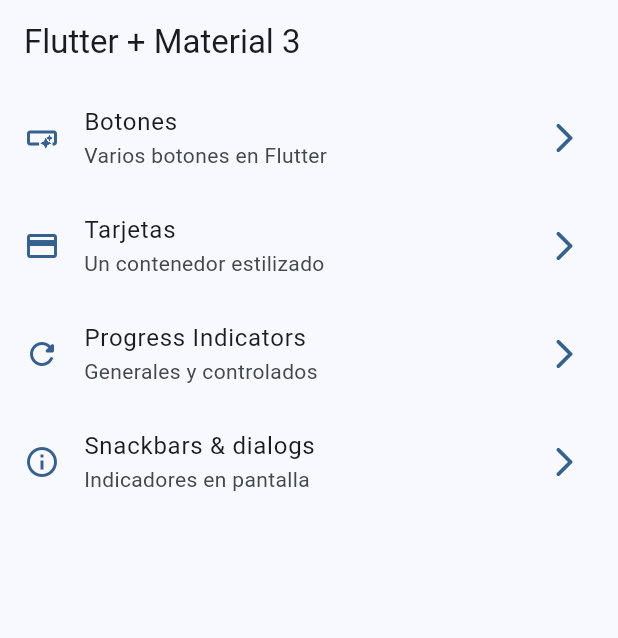
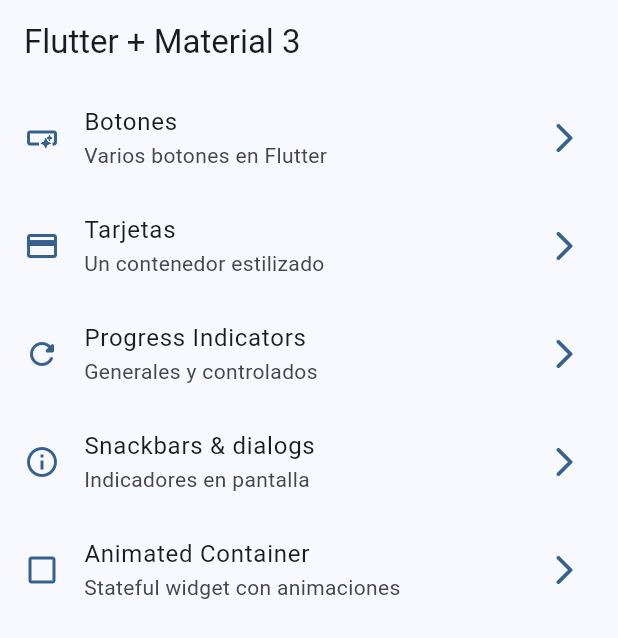
Before and after one commit to Javernaver/widgets-app, a Flutter app: the screen it shows after launch, on a phone screen of 412 x 824 dp. Shown: the top 638 px of the screen. Run offline on Flutter 3.47's test engine with Material 2 defaults, Android fonts, the phone set to English and light mode, and no system bars; our stand-ins replace go_router.

Commit message:
animated container

```diff
--- a/lib/config/menu/menu_items.dart
+++ b/lib/config/menu/menu_items.dart
@@ -39,4 +39,10 @@ const appMenuItems = <MenuItem>[
     link: '/snackbars',
     icon: Icons.info_outline,
   ),
+  MenuItem(
+    title: 'Animated Container',
+    subtitle: 'Stateful widget con animaciones',
+    link: '/animated',
+    icon: Icons.check_box_outline_blank,
+  ),
 ];
--- a/lib/config/router/app_router.dart
+++ b/lib/config/router/app_router.dart
@@ -30,5 +30,10 @@ final appRouter = GoRouter(
       path: '/snackbars',
       builder: (context, state) => const SnackbarScreen(),
     ),
+    GoRoute(
+      name: AnimatedScreen.name,
+      path: '/animated',
+      builder: (context, state) => const AnimatedScreen(),
+    ),
   ],
 );
```
Also changed, not shown: lib/presentation/screens/animated/animated_screen.dart (+50 -2 lines).
